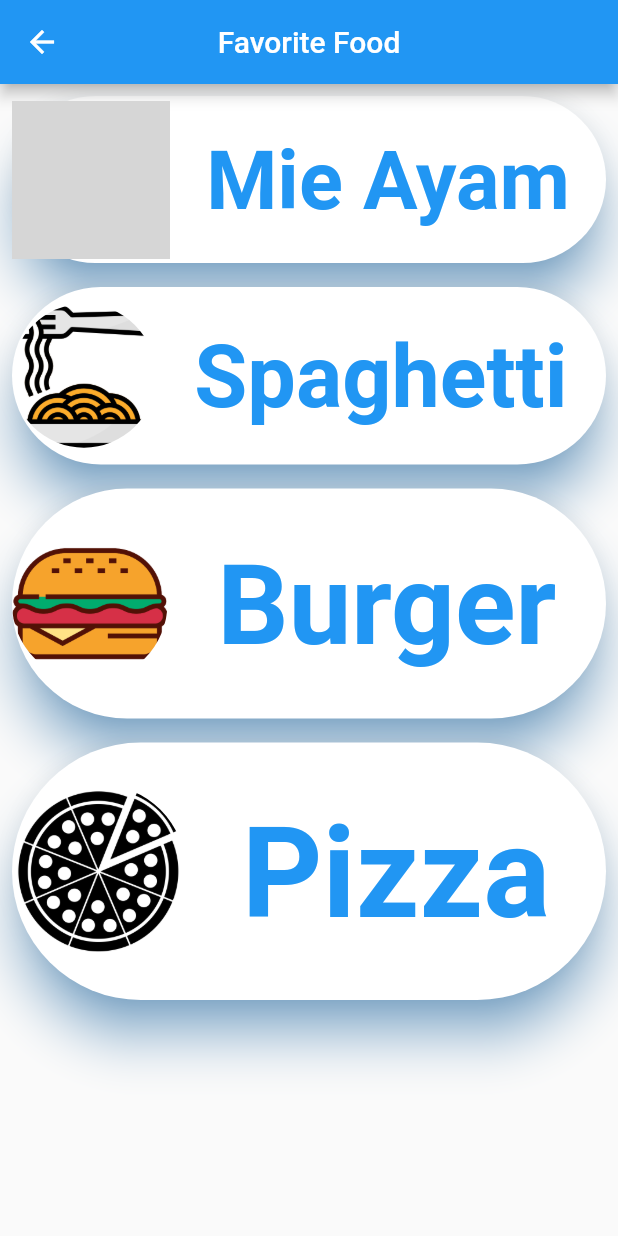
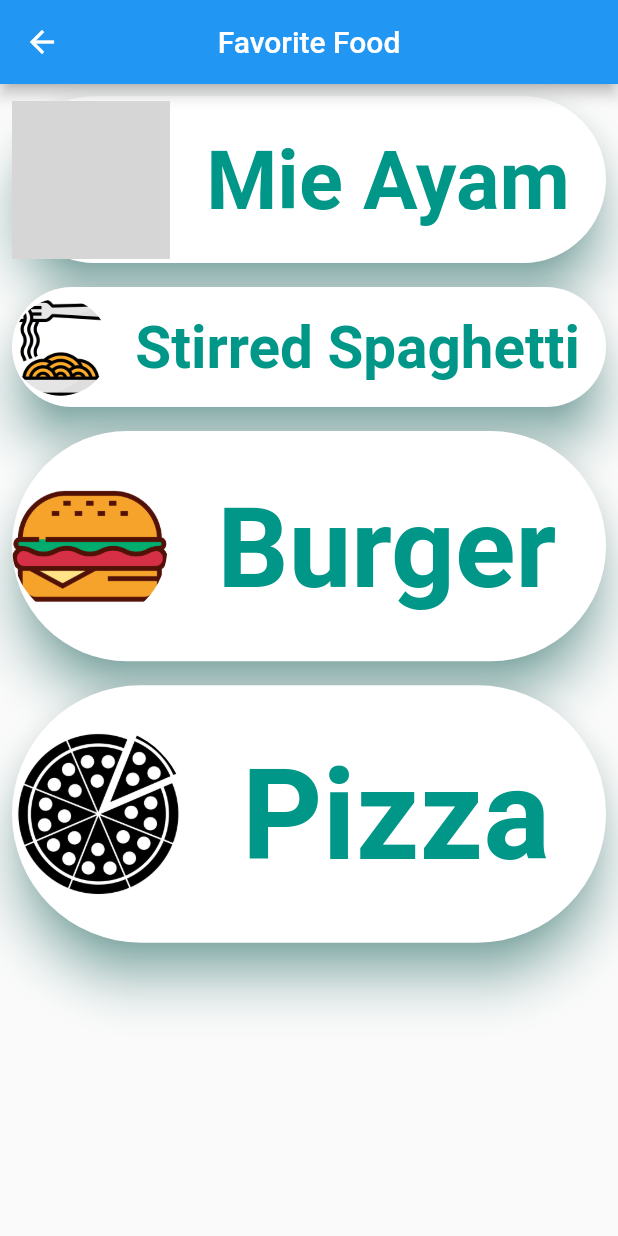
Before and after one commit to Edivri/portfolio_ui, a Flutter app: the MyFavoriteFood screen opened directly, on a phone screen of 412 x 824 dp. Run offline on Flutter 3.47's test engine with Material 2 defaults, Android fonts, the phone set to English and light mode, and no system bars; our stand-ins replace eva_icons_flutter; grey boxes are pictures that could not be loaded.

Commit message:
Update favorite_food.dart

```diff
--- a/lib/pages/favorite_food/favorite_food.dart
+++ b/lib/pages/favorite_food/favorite_food.dart
@@ -16,7 +16,7 @@ class MyFavoriteFood extends StatelessWidget {
               child: Material(
                 color: Colors.white,
                 borderRadius: BorderRadius.circular(24.0),
-                shadowColor: Colors.blue,
+                shadowColor: Colors.teal,
                 elevation: 14.0,
                 child: Row(
                   mainAxisAlignment: MainAxisAlignment.spaceBetween,
@@ -38,7 +38,7 @@ class MyFavoriteFood extends StatelessWidget {
                           const Text(
                             'Mie Ayam',
                             style: TextStyle(
-                              color: Colors.blue,
+                              color: Colors.teal,
                               fontSize: 18.0,
                               fontWeight: FontWeight.bold,
                             ),
@@ -57,7 +57,7 @@ class MyFavoriteFood extends StatelessWidget {
               child: Material(
                 color: Colors.white,
                 borderRadius: BorderRadius.circular(24.0),
-                shadowColor: Colors.blue,
+                shadowColor: Colors.teal,
                 elevation: 14.0,
                 child: Row(
                   mainAxisAlignment: MainAxisAlignment.spaceBetween,
@@ -76,9 +76,9 @@ class MyFavoriteFood extends StatelessWidget {
                         crossAxisAlignment: CrossAxisAlignment.start,
                         children: <Widget>[
                           const Text(
-                            'Spaghetti',
+                            'Stirred Spaghetti',
                             style: TextStyle(
-                              color: Colors.blue,
+                              color: Colors.teal,
                               fontSize: 18.0,
                               fontWeight: FontWeight.bold,
                             ),
@@ -97,7 +97,7 @@ class MyFavoriteFood extends StatelessWidget {
               child: Material(
                 color: Colors.white,
                 borderRadius: BorderRadius.circular(24.0),
-                shadowColor: Colors.blue,
+                shadowColor: Colors.teal,
                 elevation: 14.0,
                 child: Row(
                   mainAxisAlignment: MainAxisAlignment.spaceBetween,
@@ -118,7 +118,7 @@ class MyFavoriteFood extends StatelessWidget {
                           const Text(
                             'Burger',
                             style: TextStyle(
-                              color: Colors.blue,
+                              color: Colors.teal,
                               fontSize: 18.0,
                               fontWeight: FontWeight.bold,
                             ),
@@ -137,7 +137,7 @@ class MyFavoriteFood extends StatelessWidget {
               child: Material(
                 color: Colors.white,
                 borderRadius: BorderRadius.circular(24.0),
-                shadowColor: Colors.blue,
+                shadowColor: Colors.teal,
                 elevation: 14.0,
                 child: Row(
                   mainAxisAlignment: MainAxisAlignment.spaceBetween,
@@ -158,7 +158,7 @@ class MyFavoriteFood extends StatelessWidget {
                           const Text(
                             'Pizza',
                             style: TextStyle(
-                              color: Colors.blue,
+                              color: Colors.teal,
                               fontSize: 18.0,
                               fontWeight: FontWeight.bold,
                             ),
```
